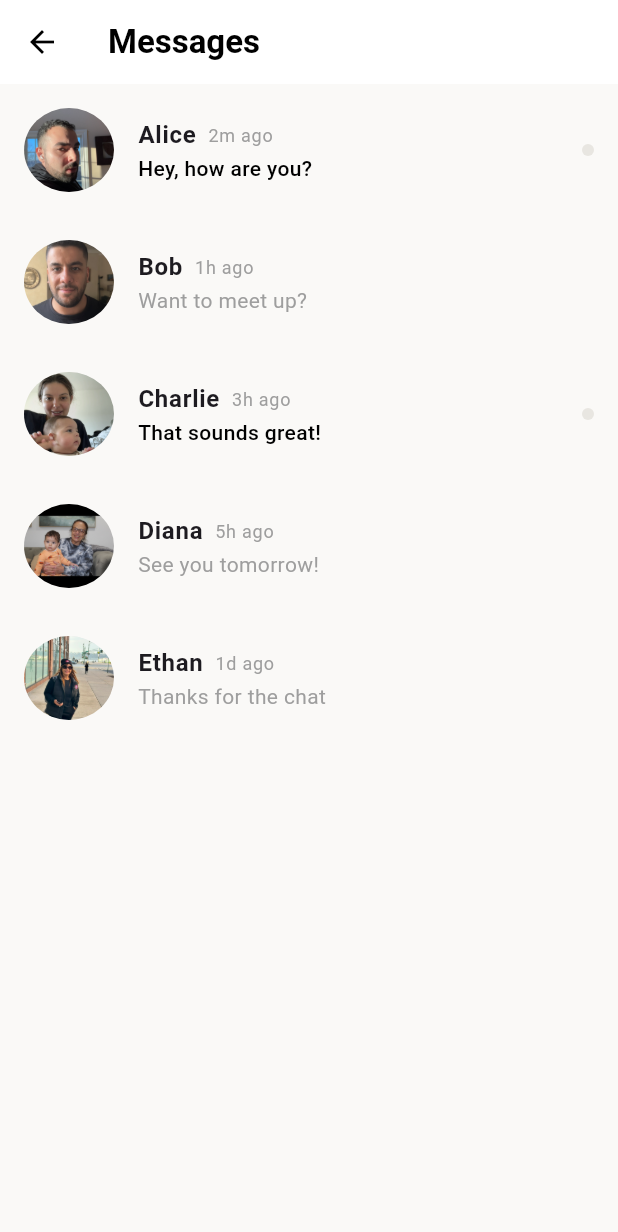
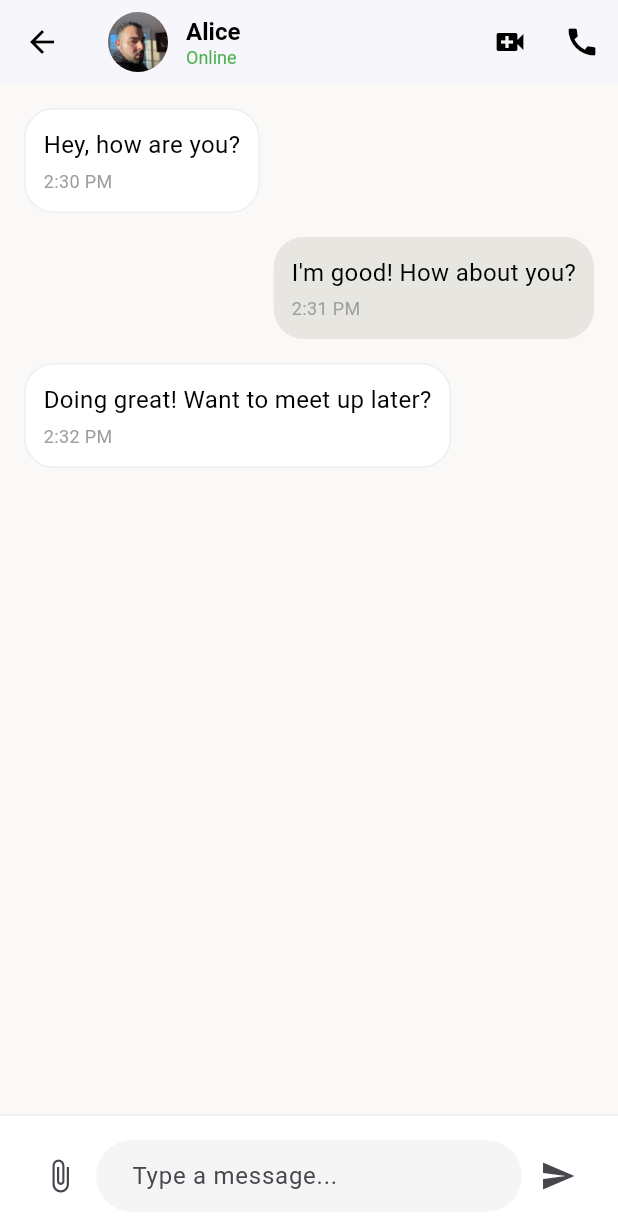
Before and after one commit to adhfarg/lume2, a Flutter app: the MessagesScreen screen opened directly, after a tap on "Alice", on a phone screen of 412 x 824 dp. Shown: the top 1232 px of the screen. Run offline on Flutter 3.47's test engine with Material 3 defaults, Android fonts, the phone set to English and light mode, and no system bars; our stand-ins replace card_swiper, dio, image_picker.

Commit message:
Messages Screen Updated

```diff
--- /dev/null
+++ b/lib/screens/chat_screen.dart
@@ -0,0 +1,207 @@
+import 'package:flutter/material.dart';
+
+class ChatScreen extends StatefulWidget {
+  final String userId;
+  final String userName;
+
+  ChatScreen({required this.userId, required this.userName});
+
+  @override
+  _ChatScreenState createState() => _ChatScreenState();
+}
+
+class _ChatScreenState extends State<ChatScreen> {
+  final TextEditingController _messageController = TextEditingController();
+  final List<Map<String, dynamic>> _messages = [
+    {
+      'senderId': 'user1',
+      'message': 'Hey, how are you?',
+      'timestamp': '2:30 PM',
+      'isMe': false,
+    },
+    {
+      'senderId': 'currentUser',
+      'message': 'I\'m good! How about you?',
+      'timestamp': '2:31 PM',
+      'isMe': true,
+    },
+    {
+      'senderId': 'user1',
+      'message': 'Doing great! Want to meet up later?',
+      'timestamp': '2:32 PM',
+      'isMe': false,
+    },
+  ];
+
+  @override
+  Widget build(BuildContext context) {
+    return Scaffold(
+      appBar: AppBar(
+        backgroundColor: Colors.white,
+        elevation: 1,
+        leading: IconButton(
+          icon: Icon(Icons.arrow_back, color: Colors.black),
+          onPressed: () => Navigator.pop(context),
+        ),
+        title: Row(
+          children: [
+            CircleAvatar(
+              radius: 20,
+              backgroundColor: Color(0xFFE8E6E1),
+              child: ClipOval(
+                child: Image.asset(
+                  'assets/images/${widget.userId}.jpg',
+                  width: 40,
+                  height: 40,
+                  fit: BoxFit.cover,
+                ),
+              ),
+            ),
+            SizedBox(width: 12),
+            Column(
+              crossAxisAlignment: CrossAxisAlignment.start,
+              children: [
+                Text(
+                  widget.userName,
+                  style: TextStyle(
+                    color: Colors.black,
+                    fontSize: 16,
+                    fontWeight: FontWeight.bold,
+                  ),
+                ),
+                Text(
+                  'Online',
+                  style: TextStyle(
+                    color: Colors.green,
+                    fontSize: 12,
+                  ),
+                ),
+              ],
+            ),
+          ],
+        ),
+        actions: [
+          IconButton(
+            icon: Icon(Icons.video_call, color: Colors.black),
+            onPressed: () {},
+          ),
+          IconButton(
+            icon: Icon(Icons.call, color: Colors.black),
+            onPressed: () {},
+          ),
+        ],
+      ),
+      body: Column(
+        children: [
+          Expanded(
+            child: ListView.builder(
+              padding: EdgeInsets.all(16),
+              itemCount: _messages.length,
+              itemBuilder: (context, index) {
+                final message = _messages[index];
+                return Align(
+                  alignment: message['isMe']
+                      ? Alignment.centerRight
+                      : Alignment.centerLeft,
+                  child: Container(
+                    margin: EdgeInsets.only(
+                      bottom: 16,
+                      left: message['isMe'] ? 64 : 0,
+                      right: message['isMe'] ? 0 : 64,
+                    ),
+                    padding: EdgeInsets.all(12),
+                    decoration: BoxDecoration(
+                      color: message['isMe'] ? Color(0xFFE8E6E1) : Colors.white,
+                      borderRadius: BorderRadius.circular(20),
+                      border: message['isMe']
+                          ? null
+                          : Border.all(color: Colors.grey.shade200),
+                    ),
+                    child: Column(
+                      crossAxisAlignment: CrossAxisAlignment.start,
+                      children: [
+                        Text(
+                          message['message'],
+                          style: TextStyle(
+                            fontSize: 16,
+                            color: Colors.black,
+                          ),
+                        ),
+                        SizedBox(height: 4),
+                        Text(
+                          message['timestamp'],
+                          style: TextStyle(
+                            fontSize: 12,
+                            color: Colors.grey,
+                          ),
+                        ),
+                      ],
+                    ),
+                  ),
+                );
+              },
+            ),
+          ),
+          Container(
+            padding: EdgeInsets.all(16),
+            decoration: BoxDecoration(
+              color: Colors.white,
+              border: Border(
+                top: BorderSide(color: Colors.grey.shade200),
+              ),
+            ),
+            child: Row(
+              children: [
+                IconButton(
+                  icon: Icon(Icons.attach_file),
+                  onPressed: () {},
+                ),
+                Expanded(
+                  child: TextField(
+                    controller: _messageController,
+                    decoration: InputDecoration(
+                      hintText: 'Type a message...',
+                      border: OutlineInputBorder(
+                        borderRadius: BorderRadius.circular(25),
+                        borderSide: BorderSide.none,
+                      ),
+                      filled: true,
+                      fillColor: Colors.grey.shade100,
+                      contentPadding: EdgeInsets.symmetric(
+                        horizontal: 20,
+                        vertical: 10,
+                      ),
+                    ),
+                  ),
+                ),
+                IconButton(
+                  icon: Icon(Icons.send),
+                  onPressed: () {
+                    if (_messageController.text.isNotEmpty) {
+                      setState(() {
+                        _messages.add({
+                          'senderId': 'currentUser',
+                          'message': _messageController.text,
+                          'timestamp':
+                              '${DateTime.now().hour}:${DateTime.now().minute}',
+                          'isMe': true,
+                        });
+                      });
+                      _messageController.clear();
+                    }
+                  },
+                ),
+              ],
+            ),
+          ),
+        ],
+      ),
+    );
+  }
+
+  @override
+  void dispose() {
+    _messageController.dispose();
+    super.dispose();
+  }
+}
--- a/lib/screens/messages_screen.dart
+++ b/lib/screens/messages_screen.dart
@@ -1,4 +1,5 @@
 import 'package:flutter/material.dart';
+import 'chat_screen.dart';
 
 class MessagesScreen extends StatelessWidget {
   final List<Map<String, dynamic>> messages = [
@@ -8,6 +9,7 @@ class MessagesScreen extends StatelessWidget {
       'lastMessage': 'Hey, how are you?',
       'time': '2m ago',
       'unread': true,
+      'isOnline': true,
     },
     {
       'id': 'user2',
@@ -15,6 +17,7 @@ class MessagesScreen extends StatelessWidget {
       'lastMessage': 'Want to meet up?',
       'time': '1h ago',
       'unread': false,
+      'isOnline': false,
     },
     {
       'id': 'user3',
@@ -22,6 +25,7 @@ class MessagesScreen extends StatelessWidget {
       'lastMessage': 'That sounds great!',
       'time': '3h ago',
       'unread': true,
+      'isOnline': true,
     },
     {
       'id': 'user4',
@@ -29,6 +33,7 @@ class MessagesScreen extends StatelessWidget {
       'lastMessage': 'See you tomorrow!',
       'time': '5h ago',
       'unread': false,
+      'isOnline': false,
     },
     {
       'id': 'user5',
@@ -36,6 +41,7 @@ class MessagesScreen extends StatelessWidget {
       'lastMessage': 'Thanks for the chat',
       'time': '1d ago',
       'unread': false,
+      'isOnline': false,
     },
   ];
 
@@ -57,9 +63,25 @@ class MessagesScreen extends StatelessWidget {
         itemCount: messages.length,
         itemBuilder: (context, index) {
           final message = messages[index];
-          return ListTile(
-            contentPadding: EdgeInsets.symmetric(horizontal: 16, vertical: 8),
-            leading: CircleAvatar(
+          return InkWell(
+            onTap: () {
+              Navigator.push(
+                context,
+                MaterialPageRoute(
+                  builder: (context) => ChatScreen(
+                    userId: message['id'],
+                    userName: message['name'],
+                  ),
+                ),
+              );
+            },
+            child: Padding(
+              padding: EdgeInsets.symmetric(horizontal: 16, vertical: 8),
+              child: Row(
+                children: [
+                  Stack(
+                    children: [
+                      CircleAvatar(
                         radius: 30,
                         backgroundColor: Color(0xFFE8E6E1),
                         child: ClipOval(
@@ -71,7 +93,32 @@ class MessagesScreen extends StatelessWidget {
                           ),
                         ),
                       ),
-            title: Row(
+                      if (message['isOnline'])
+                        Positioned(
+                          right: 0,
+                          bottom: 0,
+                          child: Container(
+                            width: 12,
+                            height: 12,
+                            decoration: BoxDecoration(
+                              color: Colors.green,
+                              shape: BoxShape.circle,
+                              border: Border.all(
+                                color: Colors.white,
+                                width: 2,
+                              ),
+                            ),
+                          ),
+                        ),
+                    ],
+                  ),
+                  SizedBox(width: 12),
+                  Expanded(
+                    child: Column(
+                      crossAxisAlignment: CrossAxisAlignment.start,
+                      children: [
+                        Row(
+                          mainAxisAlignment: MainAxisAlignment.spaceBetween,
                           children: [
                             Text(
                               message['name'],
@@ -80,7 +127,6 @@ class MessagesScreen extends StatelessWidget {
                                 fontSize: 16,
                               ),
                             ),
-                SizedBox(width: 8),
                             Text(
                               message['time'],
                               style: TextStyle(
@@ -90,27 +136,23 @@ class MessagesScreen extends StatelessWidget {
                             ),
                           ],
                         ),
-            subtitle: Text(
+                        SizedBox(height: 4),
+                        Text(
                           message['lastMessage'],
                           style: TextStyle(
-                color: message['unread'] ? Colors.black : Colors.grey,
-                fontWeight:
-                    message['unread'] ? FontWeight.w500 : FontWeight.normal,
+                            color:
+                                message['unread'] ? Colors.black : Colors.grey,
+                            fontWeight: message['unread']
+                                ? FontWeight.w500
+                                : FontWeight.normal,
                           ),
                         ),
-            trailing: message['unread']
-                ? Container(
-                    width: 8,
-                    height: 8,
-                    decoration: BoxDecoration(
-                      shape: BoxShape.circle,
-                      color: Color(0xFFE8E6E1),
+                      ],
                     ),
-                  )
-                : null,
-            onTap: () {
-              // TODO: Implement chat screen navigation
-            },
+                  ),
+                ],
+              ),
+            ),
           );
         },
       ),
```
Lines whose indentation alone changed are shown as unchanged.
